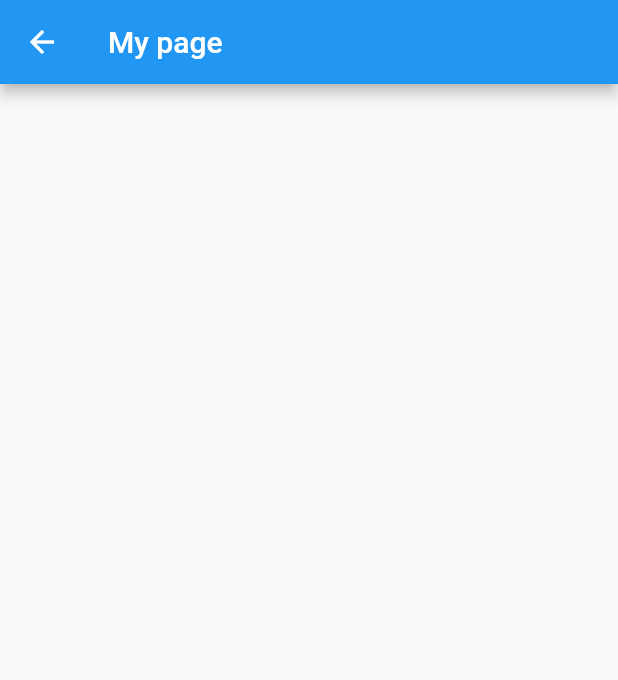
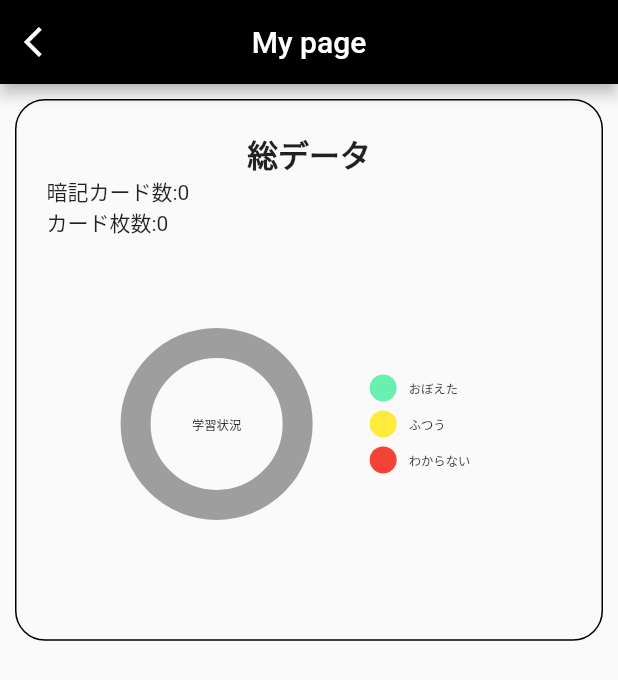
Before and after one commit to Ryu-nakay/flashcard_app_var6, a Flutter app: the MyPage screen opened directly, on a phone screen of 412 x 824 dp. Shown: the top 680 px of the screen. Run offline on Flutter 3.47's test engine with Material 2 defaults, Android fonts, the light colour scheme and no system bars; drawn by our look-alikes of pie_chart; our stand-ins replace expandable_page_view, flip_card, sqflite; accounts and stored records are empty.

Commit message:
学習状況グラフの実装

```diff
--- a/lib/main.dart
+++ b/lib/main.dart
@@ -2,6 +2,7 @@ import 'package:flashcard_app_ver6/model/colorModel.dart';
 import 'package:flashcard_app_ver6/model/flashcardModel.dart';
 import 'package:flashcard_app_ver6/model/homeNavbarModel.dart';
 import 'package:flashcard_app_ver6/model/makeAndEditModel.dart';
+import 'package:flashcard_app_ver6/model/pieChartModel.dart';
 import 'package:flashcard_app_ver6/model/playModel.dart';
 import 'package:flashcard_app_ver6/ui/HomePage/HomePage.dart';
 import 'package:flutter/material.dart';
@@ -33,6 +34,9 @@ void main() {
         ChangeNotifierProvider(
           create: (_) => PlayModel(),
         ),
+        ChangeNotifierProvider(
+          create: (_) => PieChartModel(),
+        ),
       ],
       child: MyApp()
     )
--- a/lib/model/flashcardModel.dart
+++ b/lib/model/flashcardModel.dart
@@ -10,6 +10,50 @@ class CardListModel extends ChangeNotifier{
 
   CardListModel(){
     getDBdata();
+  }
+
+  int allCardsLength(){
+    int count=0;
+    for (var item in list) {
+      count+=item.cards.length;
+    }
+    return count;
+  }
+
+  int allGoodLength(){
+    int count=0;
+    for (var cards in list) {
+      for (var card in cards.cards) {
+        if(card.evaluation=='good'){
+          count++;
+        }
+      }
+    }
+    return count;
+  }
+
+  int allAverageLength(){
+    int count=0;
+    for (var cards in list) {
+      for (var card in cards.cards) {
+        if(card.evaluation=='average'){
+          count++;
+        }
+      }
+    }
+    return count;
+  }
+
+  int allPoorLength(){
+    int count=0;
+    for (var cards in list) {
+      for (var card in cards.cards) {
+        if(card.evaluation=='poor'){
+          count++;
+        }
+      }
+    }
+    return count;
   }
 
 
--- /dev/null
+++ b/lib/model/pieChartModel.dart
@@ -0,0 +1,8 @@
+import 'package:flutter/cupertino.dart';
+import 'package:provider/provider.dart';
+
+import 'flashcardModel.dart';
+
+class PieChartModel extends ChangeNotifier{
+  Map<String,double> dataMap={};
+}
--- a/lib/ui/AboutAppPage/AboutAppPage.dart
+++ b/lib/ui/AboutAppPage/AboutAppPage.dart
@@ -5,7 +5,14 @@ class AboutAppPage extends StatelessWidget{
   @override
   Widget build(BuildContext context){
     return Scaffold(
-      appBar: AppBar(),
+      appBar: AppBar(
+        leading: IconButton(
+          onPressed: (){
+            Navigator.pop(context);
+          },
+          icon: Icon(Icons.arrow_back_ios)
+        ),
+      ),
     );
   }
 }
--- a/lib/ui/HomePage/HomePage.dart
+++ b/lib/ui/HomePage/HomePage.dart
@@ -99,7 +99,7 @@ class HomePage extends StatelessWidget{
               children: <Widget>[
                 IconButton(
                   icon: Icon(
-                    Icons.person_outline,
+                    Icons.account_circle_outlined,
                     color: Provider.of<ColorModel>(context).bodyColor1,
                   ),
                   onPressed: () {
@@ -108,7 +108,7 @@ class HomePage extends StatelessWidget{
                 ),
                 IconButton(
                   icon: Icon(
-                    Icons.info_outline,
+                    Icons.settings,
                     color: Provider.of<ColorModel>(context).bodyColor1,
                   ),
                   onPressed: () {
--- a/lib/ui/MyPage/MyPage.dart
+++ b/lib/ui/MyPage/MyPage.dart
@@ -1,13 +1,108 @@
+import 'package:flashcard_app_ver6/model/colorModel.dart';
+import 'package:flashcard_app_ver6/model/flashcardModel.dart';
+import 'package:flashcard_app_ver6/model/pieChartModel.dart';
 import 'package:flutter/material.dart';
 import 'package:flutter/widgets.dart';
+import 'package:pie_chart/pie_chart.dart';
+import 'package:provider/provider.dart';
 
 class MyPage extends StatelessWidget{
   @override
   Widget build(BuildContext context){
+    Size size=MediaQuery.of(context).size;
+    int allCardsCount=Provider.of<CardListModel>(context).allCardsLength();
     return Scaffold(
       appBar: AppBar(
-        title: Text('My page'),
+        title:const Text('My page'),
+        centerTitle: true,
+        backgroundColor: Provider.of<ColorModel>(context).appbarColor1,
+        leading: IconButton(
+            onPressed: (){
+              Navigator.pop(context);
+            },
+            icon:const Icon(Icons.arrow_back_ios)
+          ),
       ),
+      body:Consumer<CardListModel>(builder: (context, card_list_model, child) {
+        return Consumer<PieChartModel>(builder: (context, pie_chart_model, child) {
+          pie_chart_model.dataMap={
+            'おぼえた':card_list_model.allGoodLength().toDouble(),
+            'ふつう':card_list_model.allAverageLength().toDouble(),
+            'わからない':card_list_model.allPoorLength().toDouble(),
+          };
+          return Container(
+            child: SingleChildScrollView(
+              child: Column(
+                children: [
+                  Container(
+                    margin: const EdgeInsets.all(10),
+                    padding: const EdgeInsets.all(20),
+                    width: size.width-20,
+                    decoration: BoxDecoration(
+                      border:Border.all(),
+                      borderRadius: BorderRadius.circular(20)
+                    ),
+                    child: Column(
+                      children: [
+                        Text(
+                          '総データ',
+                          style: TextStyle(
+                            fontSize: size.width*0.05,
+                            fontWeight: FontWeight.bold
+                          ),
+                        ),
+                        Row(
+                          children: [
+                            Column(
+                              crossAxisAlignment: CrossAxisAlignment.start,
+                              children: [
+                                Text('暗記カード数:${card_list_model.list.length}'),
+                                Text('カード枚数:${allCardsCount}')
+                              ],
+                            ),
+
+                          ],
+                        ),
+                        Container(
+                          width: size.width*0.6,
+                          height: size.width*0.6,
+                          child: PieChart(
+                            dataMap: pie_chart_model.dataMap,
+                            animationDuration: Duration(milliseconds: 800),
+                            chartRadius: size.width*0.3,
+                            colorList: [Colors.greenAccent,Colors.yellow,Colors.red],
+                            centerText: '学習状況',
+                            centerTextStyle: TextStyle(
+                              fontSize: size.width*0.02,
+                              color: Colors.black,
+                            ),
+                            legendOptions: LegendOptions(
+                              legendTextStyle: TextStyle(
+                                fontSize: size.width*0.02
+                              ),
+                            ),
+                            chartType: ChartType.ring,
+                            chartValuesOptions: ChartValuesOptions(
+                              showChartValueBackground: false,
+                              showChartValuesInPercentage: true,
+                              decimalPlaces: 0,
+                              chartValueStyle: TextStyle(
+                                fontWeight: FontWeight.normal,
+                                color: Colors.black,
+                                fontSize: size.width*0.02
+                              )
+                            ),
+                          )
+                        )
+                      ],
+                    ),
+                  )
+                ],
+              ),
+            ),
+          );
+        });
+      })
     );
   }
 }
--- a/lib/ui/PlayPage/PlayPage.dart
+++ b/lib/ui/PlayPage/PlayPage.dart
@@ -35,6 +35,12 @@ class PlayPage extends StatelessWidget{
               color: Provider.of<ColorModel>(context).appbarTextColor,
               fontSize: AppBar().preferredSize.height*0.3
             ),
+          ),
+          leading: IconButton(
+            onPressed: (){
+              Navigator.pop(context);
+            },
+            icon: Icon(Icons.arrow_back_ios)
           ),
         ),
         body:Consumer<CardListModel>(builder: (context, card_list_model, child) {
--- a/pubspec.yaml
+++ b/pubspec.yaml
@@ -40,7 +40,7 @@ dependencies:
   provider: ^6.0.1
   flip_card: ^0.6.0
   expandable_page_view: ^1.0.9
-
+  pie_chart: ^5.1.0
 
 dev_dependencies:
   flutter_test:
```
Also changed, not shown: pubspec.lock.
